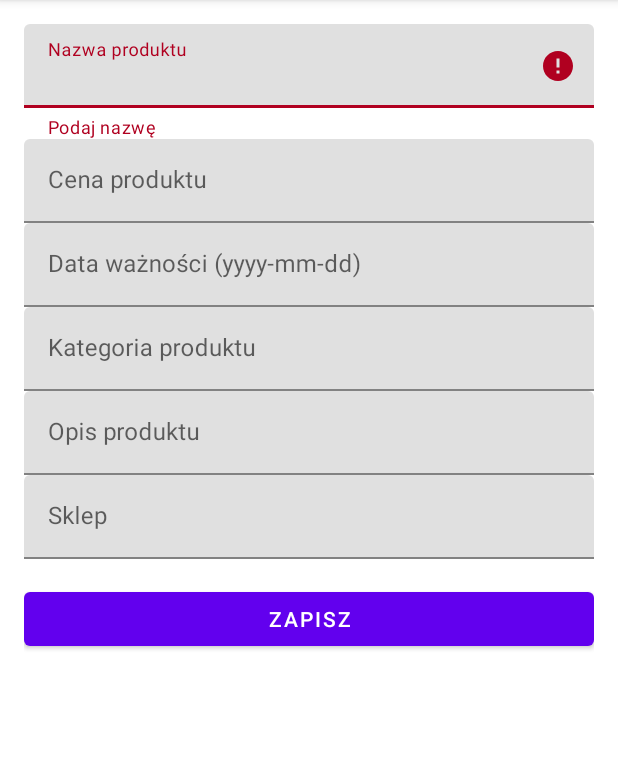
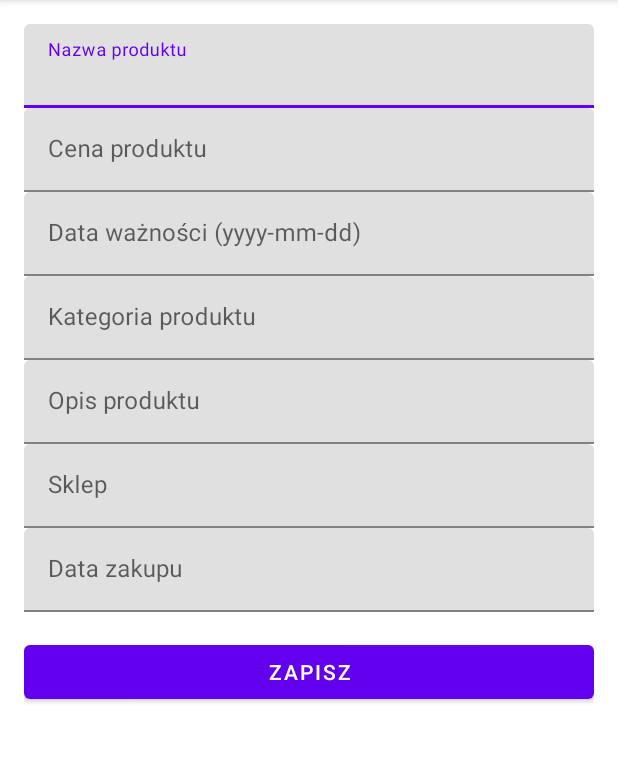
Before and after one commit to Drewienkopl/Mobile-App-Asystent-Ekologiczny, an Android app: the fragment AddProductFragment shown on its own in the app's theme, after a tap on "ZAPISZ", on a phone screen of 412 x 824 dp, the part 84-847 px from its top. Run offline under Robolectric (Android 15) with nearby library versions, the phone set to English and light mode, and no system bars.

Commit message:
feat: base Sprint 2 done

```diff
--- a/app/src/main/java/com/example/lab1/ui/products/AddProductFragment.java
+++ b/app/src/main/java/com/example/lab1/ui/products/AddProductFragment.java
@@ -13,13 +13,16 @@ import android.view.ViewGroup;
 import android.widget.Toast;
 
 import com.example.lab1.data.DBHelper;
+import com.example.lab1.ui.products.EditProductFragment;
 import com.example.lab1.data.Product;
 import com.example.lab1.databinding.FragmentAddProductBinding;
+import com.example.lab1.utils.FormValidator;
 import com.google.android.material.textfield.TextInputEditText;
 
 import java.text.SimpleDateFormat;
 import java.util.Calendar;
 import java.util.Locale;
+import java.util.Objects;
 
 
 public class AddProductFragment extends Fragment {
@@ -38,6 +41,7 @@ public class AddProductFragment extends Fragment {
         dbHelper = new DBHelper(requireContext());
 
         binding.etExpiry.setOnClickListener(v -> showDatePicker(binding.etExpiry));
+        binding.etPurchase.setOnClickListener(v -> showDatePicker(binding.etPurchase));
         binding.btnSave.setOnClickListener(v -> saveProduct());
 
         return binding.getRoot();
@@ -55,33 +59,25 @@ public class AddProductFragment extends Fragment {
     }
 
     private void saveProduct() {
-        String name = binding.etName.getText() == null ? "" : binding.etName.getText().toString().trim();
-        String priceStr = binding.etPrice.getText() == null ? "" : binding.etPrice.getText().toString().trim();
-        String expiry = binding.etExpiry.getText() == null ? "" : binding.etExpiry.getText().toString().trim();
-        String category = binding.etCategory.getText() == null ? "" : binding.etCategory.getText().toString().trim();
-        String desc = binding.etDescription.getText() == null ? "" : binding.etDescription.getText().toString().trim();
-        String store = binding.etStore.getText() == null ? "" : binding.etStore.getText().toString().trim();
 
-        // Walidacja
-        if (name.isEmpty()) {
-            binding.tilName.setError("Podaj nazwę");
-            return;
-        } else {
-            binding.tilName.setError(null);
-        }
+        if (!FormValidator.validateProductForm(
+                requireContext(),
+                binding.etName,
+                binding.etPrice,
+                binding.etExpiry,
+                binding.etCategory,
+                binding.etDescription,
+                binding.etStore,
+                binding.etPurchase
+        )) return;
 
-        double price = 0;
-        try {
-            price = Double.parseDouble(priceStr);
-            if (price < 0) throw new NumberFormatException();
-        } catch (NumberFormatException e) {
-            binding.etPrice.setError("Niepoprawna cena");
-        }
-
-        // expiry format check
-        if (!expiry.isEmpty() && expiry.length() != 10) {
-            binding.etExpiry.setError("Wprowadź datę w formacie yyyy-MM-dd");
-        }
+        String name = Objects.requireNonNull(binding.etName.getText()).toString().trim();
+        double price = Double.parseDouble(Objects.requireNonNull(binding.etPrice.getText()).toString().trim());
+        String expiry = Objects.requireNonNull(binding.etExpiry.getText()).toString().trim();
+        String category = Objects.requireNonNull(binding.etCategory.getText()).toString().trim();
+        String desc = Objects.requireNonNull(binding.etDescription.getText()).toString().trim();
+        String store = Objects.requireNonNull(binding.etStore.getText()).toString().trim();
+        String purchase = Objects.requireNonNull(binding.etPurchase.getText()).toString().trim();
 
         Product p = new Product();
         p.setName(name);
@@ -90,7 +86,7 @@ public class AddProductFragment extends Fragment {
         p.setCategory(category);
         p.setDescription(desc);
         p.setStore(store);
-        p.setPurchaseDate("");
+        p.setPurchaseDate(purchase);
 
 
         long id = dbHelper.insertProduct(p);
--- /dev/null
+++ b/app/src/main/java/com/example/lab1/utils/FormValidator.java
@@ -0,0 +1,81 @@
+package com.example.lab1.utils;
+
+import android.content.Context;
+import android.widget.Toast;
+
+import com.google.android.material.textfield.TextInputEditText;
+
+import java.text.ParseException;
+import java.text.SimpleDateFormat;
+import java.util.Date;
+import java.util.Locale;
+
+public class FormValidator {
+
+
+    private static final SimpleDateFormat sdf =
+            new SimpleDateFormat("yyyy-MM-dd", Locale.GERMANY);
+
+    public static boolean validateProductForm(
+            Context context,
+            TextInputEditText etName,
+            TextInputEditText etPrice,
+            TextInputEditText etExpiry,
+            TextInputEditText etCategory,
+            TextInputEditText etDescription,
+            TextInputEditText etStore,
+            TextInputEditText etPurchase
+
+    ) {
+        String name = safe(etName);
+        String priceStr = safe(etPrice);
+        String expiry = safe(etExpiry);
+        String category = safe(etCategory);
+        String description = safe(etDescription);
+        String store = safe(etStore);
+        String purchase = safe(etPurchase);
+
+        // 1. Puste pola
+        if (name.isEmpty() || priceStr.isEmpty() || expiry.isEmpty()
+                || category.isEmpty() || description.isEmpty() || store.isEmpty() || purchase.isEmpty()) {
+
+            Toast.makeText(context, "Wszystkie pola są wymagane", Toast.LENGTH_SHORT).show();
+            return false;
+        }
+
+
+        // 2. Cena
+        double price;
+        try {
+            price = Double.parseDouble(priceStr);
+            if (price <= 0) {
+                etPrice.setError("Cena musi być większa od 0");
+                return false;
+            }
+        } catch (NumberFormatException e) {
+            etPrice.setError("Niepoprawna cena");
+            return false;
+        }
+
+
+        // 3. Sprawdzenie daty ważności
+        SimpleDateFormat sdf = new SimpleDateFormat("yyyy-MM-dd", Locale.getDefault());
+        try {
+            Date exp = sdf.parse(expiry);
+            assert exp != null;
+            if (exp.before(new Date())) {
+                Toast.makeText(context, "Data ważności nie może być wcześniejsza niż dziś", Toast.LENGTH_SHORT).show();
+                return false;
+            }
+        } catch (ParseException e) {
+            Toast.makeText(context, "Niepoprawny format daty (yyyy-MM-dd)", Toast.LENGTH_SHORT).show();
+            return false;
+        }
+
+        return true;
+    }
+
+    private  static String safe(TextInputEditText et) {
+        return et.getText() == null ? "" : et.getText().toString().trim();
+    }
+}
--- /dev/null
+++ b/app/src/main/res/drawable/ic_delete.xml
@@ -0,0 +1,5 @@
+<vector xmlns:android="http://schemas.android.com/apk/res/android" android:height="24dp" android:tint="#000000" android:viewportHeight="24" android:viewportWidth="24" android:width="24dp">
+
+    <path android:fillColor="@android:color/white" android:pathData="M6,19c0,1.1 0.9,2 2,2h8c1.1,0 2,-0.9 2,-2V7H6v12zM19,4h-3.5l-1,-1h-5l-1,1H5v2h14V4z"/>
+
+</vector>
--- /dev/null
+++ b/app/src/main/res/drawable/ic_edit.xml
@@ -0,0 +1,5 @@
+<vector xmlns:android="http://schemas.android.com/apk/res/android" android:height="24dp" android:tint="#000000" android:viewportHeight="960" android:viewportWidth="960" android:width="24dp">
+
+    <path android:fillColor="@android:color/white" android:pathData="M200,760L257,760L648,369L591,312L200,703L200,760ZM120,840L120,670L648,143Q660,132 674.5,126Q689,120 705,120Q721,120 736,126Q751,132 762,144L817,200Q829,211 834.5,226Q840,241 840,256Q840,272 834.5,286.5Q829,301 817,313L290,840L120,840ZM760,256L760,256L704,200L704,200L760,256ZM619,341L591,312L591,312L648,369L648,369L619,341Z"/>
+
+</vector>
--- a/app/src/main/res/layout/fragment_add_product.xml
+++ b/app/src/main/res/layout/fragment_add_product.xml
@@ -71,6 +71,21 @@
                 android:layout_height="wrap_content"/>
         </com.google.android.material.textfield.TextInputLayout>
 
+        <com.google.android.material.textfield.TextInputLayout
+            android:layout_width="match_parent"
+            android:layout_height="wrap_content"
+            android:hint="@string/hint_purchase_date">
+
+            <com.google.android.material.textfield.TextInputEditText
+                android:id="@+id/etPurchase"
+                android:focusable="false"
+                android:clickable="true"
+                android:inputType="none"
+                android:layout_width="match_parent"
+                android:layout_height="wrap_content" />
+
+        </com.google.android.material.textfield.TextInputLayout>
+
         <com.google.android.material.button.MaterialButton
             android:id="@+id/btnSave"
             android:text="@string/text_zapisz"
--- a/app/src/main/res/values/strings.xml
+++ b/app/src/main/res/values/strings.xml
@@ -18,6 +18,7 @@
     <string name="hint_kategoria_produktu">Kategoria produktu</string>
     <string name="hint_opis_produktu">Opis produktu</string>
     <string name="hint_sklep">Sklep</string>
+    <string name="hint_purchase_date">Data zakupu</string>
 
     <string name="text_zapisz">Zapisz</string>
     <string name="product_price">Cena: %1$.2f zł</string>
@@ -36,6 +37,9 @@
     <string name="tooltip_add_product">Add Product</string>
 
     <string name="products_count">Products: %1$d</string>
+
+    <string name="edit_label">Edytuj produkt</string>
+    <string name="delete_label">Usuń produkt</string>
     <!-- TODO: Remove or change this placeholder text -->
     <string name="hello_blank_fragment">Hello blank fragment</string>
 </resources>
```
Also changed, not shown: app/src/main/java/com/example/lab1/data/DBHelper.java (+39 -0 lines), app/src/main/java/com/example/lab1/ui/products/EditProductFragment.java (added, +124 -0 lines), app/src/main/java/com/example/lab1/ui/products/ProductsAdapter.java (+58 -5 lines), app/src/main/java/com/example/lab1/ui/products/ProductsFragment.java (+51 -8 lines), app/src/main/res/layout/item_product.xml (+41 -6 lines), app/src/main/res/navigation/mobile_navigation.xml (+9 -0 lines).
